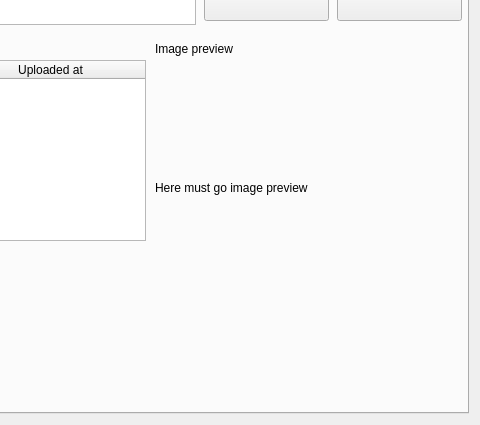
Old version of the form mapflow/static/ui/main_dialog.ui in the repository Geoalert/mapflow-qgis; both pictures show x 368 to 848 and y 207 to 632 of the 848 by 632 pixel window.
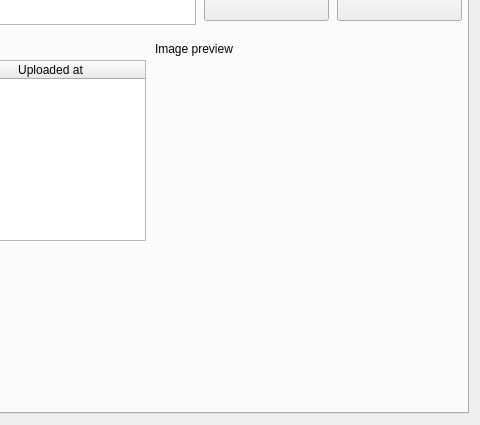
New version of the form. The open tabs and pages were chosen to show the change. Icons and pictures are not drawn. Custom widgets are drawn as their Qt base class.

Commit message: add image preview show

```diff
--- a/mapflow/static/ui/main_dialog.ui
+++ b/mapflow/static/ui/main_dialog.ui
@@ -642,8 +642,14 @@
          <height>256</height>
         </size>
        </property>
+       <property name="maximumSize">
+        <size>
+         <width>256</width>
+         <height>256</height>
+        </size>
+       </property>
        <property name="text">
-        <string>Here must go image preview</string>
+        <string/>
        </property>
       </widget>
      </widget>
```
Left out of the diff: 2 changed lines with no effect on the pictures. The commit also changes 1 other file.
